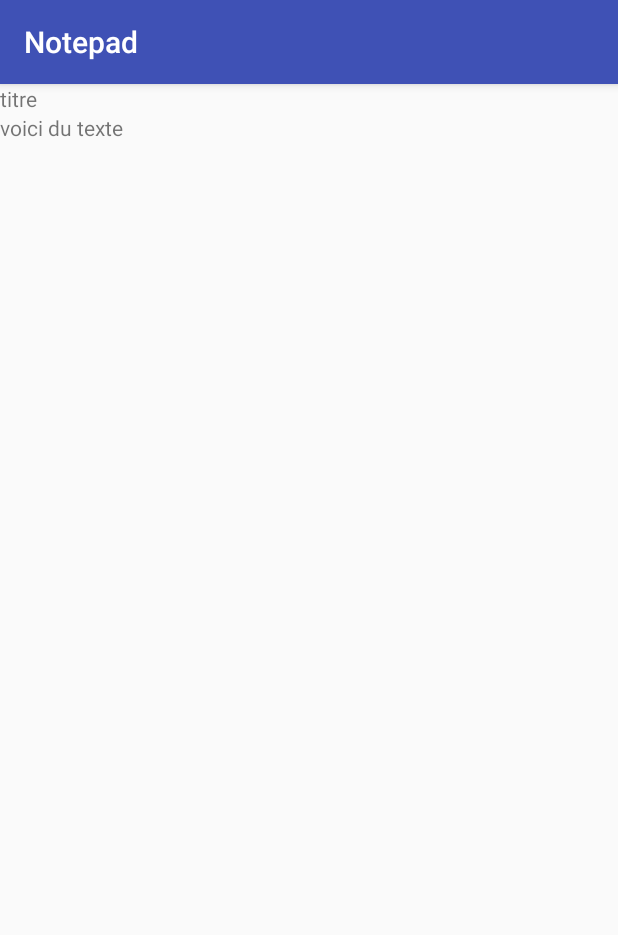
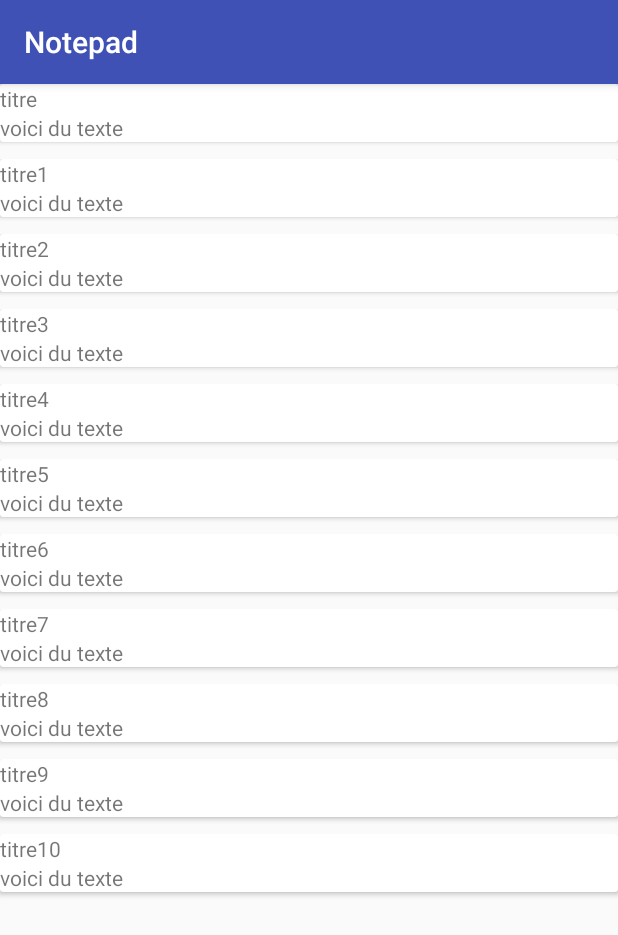
Before and after one commit to Isdriai/Notepad, an Android app: the screen it shows after launch (NoteListActivity), on a phone screen of 412 x 824 dp. Shown: the top 935 px of the screen. Run offline under Robolectric (Android 15) with nearby library versions, the phone set to English and light mode, and no system bars.

Commit message:
CardView

```diff
--- a/app/build.gradle
+++ b/app/build.gradle
@@ -23,6 +23,7 @@
 }
 
 dependencies {
+    implementation 'com.android.support:cardview-v7:28.0.0-rc01'
     implementation 'com.android.support:recyclerview-v7:28.0.0-rc01'
     implementation fileTree(dir: 'libs', include: ['*.jar'])
     implementation "org.jetbrains.kotlin:kotlin-stdlib-jdk7:$kotlin_version"
--- a/app/src/main/java/com/appli/picot/notepad/Note.kt
+++ b/app/src/main/java/com/appli/picot/notepad/Note.kt
@@ -1,4 +1,30 @@
 package com.appli.picot.notepad
 
-data class Note (var titre: String, var texte:String) {
+import android.os.Parcel
+import android.os.Parcelable
+
+data class Note (val titre: String, val texte:String): Parcelable {
+    constructor(parcel: Parcel) : this(
+            parcel.readString(),
+            parcel.readString()) {
+    }
+
+    override fun writeToParcel(dest: Parcel?, flags: Int) {
+        dest?.writeString(titre)
+        dest?.writeString(texte)
+    }
+
+    override fun describeContents(): Int {
+        return 0;
+    }
+
+    companion object CREATOR : Parcelable.Creator<Note> {
+        override fun createFromParcel(parcel: Parcel): Note {
+            return Note(parcel)
+        }
+
+        override fun newArray(size: Int): Array<Note?> {
+            return arrayOfNulls(size)
+        }
+    }
 }
--- a/app/src/main/java/com/appli/picot/notepad/NoteAdapter.kt
+++ b/app/src/main/java/com/appli/picot/notepad/NoteAdapter.kt
@@ -1,15 +1,16 @@
 package com.appli.picot.notepad
 
-import android.content.Context
+import android.support.v7.widget.CardView
 import android.support.v7.widget.RecyclerView
 import android.view.LayoutInflater
 import android.view.View
 import android.view.ViewGroup
 import android.widget.TextView
 
-class NoteAdapter (val notes: ArrayList<Note>, val context: Context) : RecyclerView.Adapter<NoteAdapter.ViewHolder>() {
+class NoteAdapter (val notes: ArrayList<Note>, val itemClickListener: View.OnClickListener) : RecyclerView.Adapter<NoteAdapter.ViewHolder>() {
 
     class ViewHolder(itemView: View) : RecyclerView.ViewHolder(itemView){
+        val cardview = itemView.findViewById<CardView>(R.id.cardview)
         val titre = itemView.findViewById<TextView>(R.id.title_item_list_note)
         val texte = itemView.findViewById<TextView>(R.id.text_item_list_note)
     }
@@ -28,5 +29,7 @@
         val note = notes[position]
         holder.titre.text = note.titre
         holder.texte.text = note.texte
+        holder.cardview.tag = position
+        holder.cardview.setOnClickListener(itemClickListener)
     }
 }
--- a/app/src/main/java/com/appli/picot/notepad/NoteListActivity.kt
+++ b/app/src/main/java/com/appli/picot/notepad/NoteListActivity.kt
@@ -1,13 +1,17 @@
 package com.appli.picot.notepad
 
+import android.content.Intent
 import android.support.v7.app.AppCompatActivity
 import android.os.Bundle
 import android.support.v7.widget.LinearLayoutManager
 import android.support.v7.widget.RecyclerView
+import android.view.View
 
-class NoteListActivity : AppCompatActivity() {
+class NoteListActivity : AppCompatActivity(), View.OnClickListener {
 
     val notes = arrayListOf<Note>()
+
+    val adapter = NoteAdapter(notes, this)
 
     override fun onCreate(savedInstanceState: Bundle?) {
         super.onCreate(savedInstanceState)
@@ -18,4 +22,14 @@
         listNote.layoutManager = LinearLayoutManager(this)
         listNote.adapter = NoteAdapter(notes, this)
     }
+
+    override fun onClick(view: View?) {
+        if ( view?.tag != null){
+            val note = notes[view?.tag as Int]
+            val intent = Intent(this, NoteDetailActivity::class.java)
+            intent.putExtra("note", note)
+            startActivity(intent)
+        }
+
+    }
 }
--- a/app/src/main/java/com/appli/picot/notepad/storage.kt
+++ b/app/src/main/java/com/appli/picot/notepad/storage.kt
@@ -15,4 +15,5 @@
 }
 
 fun writeNote(note: Note){
+    print("J'écris la note dont le titre est ${note.titre} \n")
 }
--- a/app/src/main/res/layout/activity_note_list.xml
+++ b/app/src/main/res/layout/activity_note_list.xml
@@ -1,17 +1,16 @@
 <?xml version="1.0" encoding="utf-8"?>
 <LinearLayout xmlns:android="http://schemas.android.com/apk/res/android"
-    xmlns:app="http://schemas.android.com/apk/res-auto"
     xmlns:tools="http://schemas.android.com/tools"
     android:layout_width="match_parent"
     android:layout_height="match_parent"
     android:orientation="vertical"
     tools:context=".NoteListActivity">
 
-
     <android.support.v7.widget.RecyclerView
+        android:focusable="true"
+        android:clickable="true"
         android:id="@+id/listNote"
         android:layout_width="match_parent"
-        android:layout_height="wrap_content"
-    />
+        android:layout_height="wrap_content"/>
 
 </LinearLayout>
--- a/app/src/main/res/layout/item_list_note.xml
+++ b/app/src/main/res/layout/item_list_note.xml
@@ -2,17 +2,34 @@
 <LinearLayout
     xmlns:android="http://schemas.android.com/apk/res/android"
     android:layout_width="match_parent"
-    android:layout_height="match_parent"
+    android:layout_height="50dp"
     android:orientation="vertical">
 
-    <TextView
-        android:id="@+id/title_item_list_note"
+    <android.support.v7.widget.CardView
+        android:id="@+id/cardview"
         android:layout_width="match_parent"
-        android:layout_height="wrap_content"/>
+        android:layout_height="wrap_content">
 
-    <TextView
-        android:id="@+id/text_item_list_note"
-        android:layout_width="match_parent"
-        android:layout_height="wrap_content"/>
+        <LinearLayout
+            android:layout_width="match_parent"
+            android:orientation="vertical"
+            android:layout_height="match_parent">
+
+            <TextView
+                android:id="@+id/title_item_list_note"
+                android:layout_width="match_parent"
+                android:layout_height="match_parent"/>
+
+            <TextView
+                android:id="@+id/text_item_list_note"
+                android:layout_width="match_parent"
+                android:layout_height="match_parent"/>
+
+        </LinearLayout>
+
+
+
+    </android.support.v7.widget.CardView>
+
 
 </LinearLayout>
```
Also changed, not shown: app/src/main/java/com/appli/picot/notepad/NoteDetailActivity.kt (+8 -0 lines), app/src/main/res/layout/activity_note_detail.xml (+12 -2 lines).
